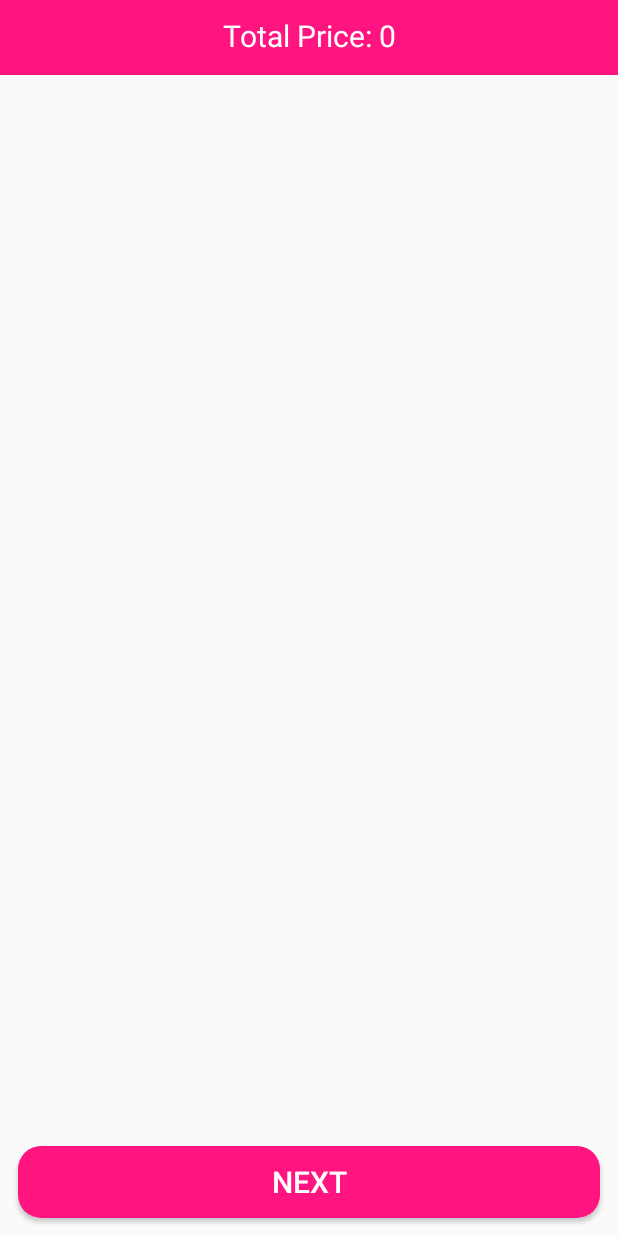
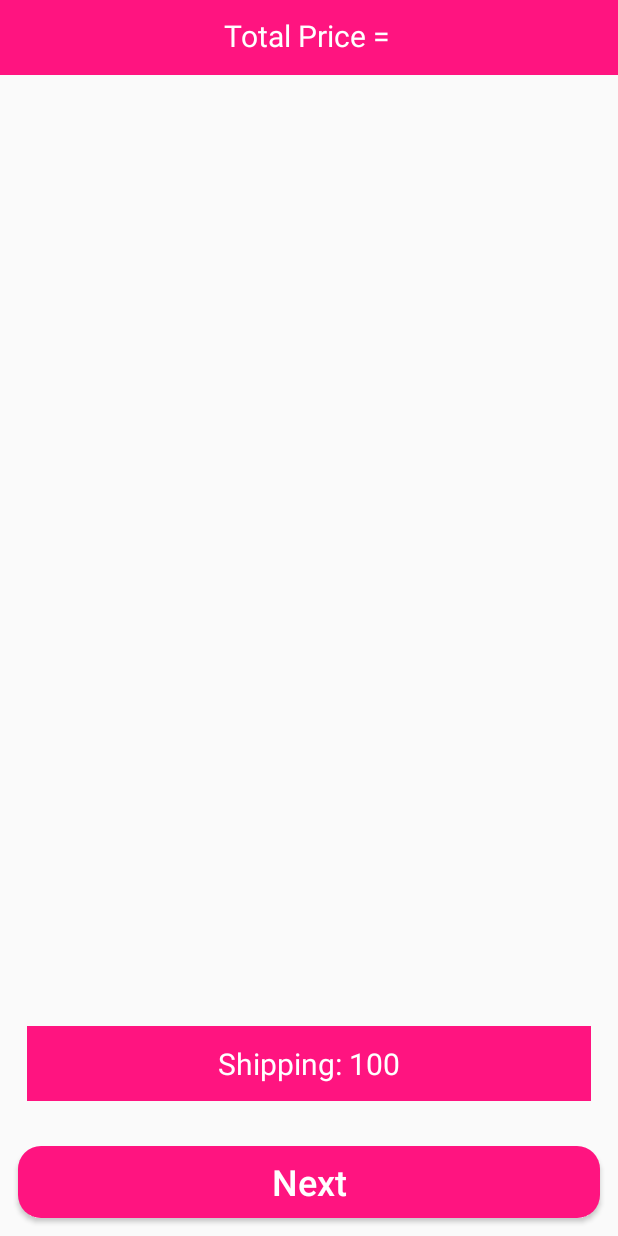
Before and after one commit to woupyie/Thrifty, an Android app: the CartActivity screen opened directly, with no data from a screen before it, on a phone screen of 412 x 824 dp. Run offline under Robolectric (Android 15) with nearby library versions, the phone set to English and light mode, and no system bars; our stand-ins replace Firebase (no records; nobody signed in at launch, a user with empty details on screens opened directly); 3 statements that could not run were skipped.

Commit message:
Added Price viewable in cart

```diff
--- a/app/src/main/java/com/woupyie/thrifty/CartActivity.java
+++ b/app/src/main/java/com/woupyie/thrifty/CartActivity.java
@@ -28,6 +28,8 @@ import com.google.firebase.database.ValueEventListener;
 import com.woupyie.thrifty.Model.Cart;
 import com.woupyie.thrifty.Prevalent.Prevalent;
 import com.woupyie.thrifty.ViewHolder.CartViewHolder;
+
+import java.util.Random;
 
 public class CartActivity extends AppCompatActivity {
 
@@ -73,8 +75,6 @@ public class CartActivity extends AppCompatActivity {
 
         CheckOrderState();
 
-        textTotalAmount.setText("Total Price: " + String.valueOf(overallPrice));
-
 
         final DatabaseReference  cartListRef = FirebaseDatabase.getInstance().getReference().child("Cart List");
 
@@ -94,8 +94,10 @@ public class CartActivity extends AppCompatActivity {
                 holder.txtProductPrice.setText("Price: Ksh " + model.getPrice());
                 holder.txtProductName.setText(model.getPname());
 
+
                 int oneTypeProductPrice = (Integer.valueOf(model.getPrice())) * (Integer.valueOf(model.getQuantity()));
-                overallPrice = overallPrice + oneTypeProductPrice;
+                overallPrice = overallPrice + oneTypeProductPrice + 100;
+                textTotalAmount.setText("Total Price: " + String.valueOf(overallPrice));
 
                 holder.itemView.setOnClickListener(new View.OnClickListener() {
                     @Override
--- a/app/src/main/res/layout/activity_cart.xml
+++ b/app/src/main/res/layout/activity_cart.xml
@@ -49,6 +49,19 @@
 
     </androidx.recyclerview.widget.RecyclerView>
 
+
+    <TextView
+    android:layout_width="match_parent"
+    android:layout_height="50dp"
+    android:layout_margin="18dp"
+    android:text="Shipping: 100"
+    android:textColor="@android:color/white"
+    android:gravity="center"
+    android:background="@color/colorPrimaryDark"
+    android:textSize="20dp"
+    android:textAlignment="center"
+    android:layout_above="@id/next_process_button"/>
+
     <Button
         android:id="@+id/next_process_button"
         android:layout_width="match_parent"
@@ -57,7 +70,8 @@
         android:background="@drawable/buttons"
         android:text="Next"
         android:textColor="@android:color/white"
-        android:textSize="20dp"
+        android:textSize="24dp"
+        android:textAllCaps="false"
         android:layout_margin="12dp"
         />
 </RelativeLayout>
```
